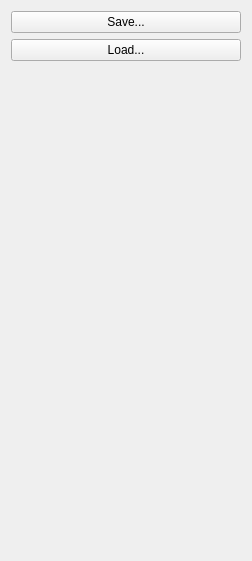
First picture: the form in choreditorwidget.ui, repository PavelMr/skytechx, before the edit.
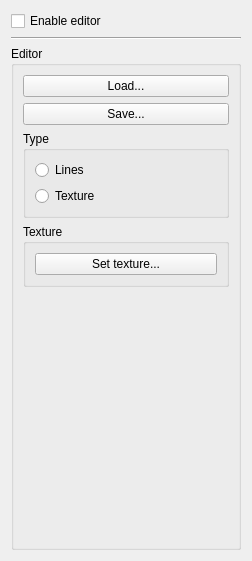
Second picture: the form after the edit.

The edit to the form file:
```diff
--- a/choreditorwidget.ui
+++ b/choreditorwidget.ui
@@ -17,12 +17,27 @@
    <item>
     <layout class="QVBoxLayout" name="verticalLayout">
      <item>
-      <widget class="QPushButton" name="pushButton_2">
+      <widget class="QCheckBox" name="checkBox">
        <property name="text">
-        <string>Save...</string>
+        <string>Enable editor</string>
        </property>
       </widget>
      </item>
+     <item>
+      <widget class="Line" name="line_2">
+       <property name="orientation">
+        <enum>Qt::Horizontal</enum>
+       </property>
+      </widget>
+     </item>
+     <item>
+      <widget class="QGroupBox" name="groupBox_3">
+       <property name="title">
+        <string>Editor</string>
+       </property>
+       <layout class="QVBoxLayout" name="verticalLayout_9">
+        <item>
+         <layout class="QVBoxLayout" name="verticalLayout_8">
      <item>
       <widget class="QPushButton" name="pushButton">
        <property name="text">
@@ -30,6 +45,60 @@
        </property>
       </widget>
      </item>
+          <item>
+           <widget class="QPushButton" name="pushButton_2">
+            <property name="text">
+             <string>Save...</string>
+            </property>
+           </widget>
+          </item>
+          <item>
+           <widget class="QGroupBox" name="groupBox_2">
+            <property name="title">
+             <string>Type</string>
+            </property>
+            <layout class="QVBoxLayout" name="verticalLayout_7">
+             <item>
+              <layout class="QVBoxLayout" name="verticalLayout_6">
+               <item>
+                <widget class="QRadioButton" name="radioButton">
+                 <property name="text">
+                  <string>Lines</string>
+                 </property>
+                </widget>
+               </item>
+               <item>
+                <widget class="QRadioButton" name="radioButton_2">
+                 <property name="text">
+                  <string>Texture</string>
+                 </property>
+                </widget>
+               </item>
+              </layout>
+             </item>
+            </layout>
+           </widget>
+          </item>
+          <item>
+           <widget class="QGroupBox" name="groupBox">
+            <property name="title">
+             <string>Texture</string>
+            </property>
+            <layout class="QVBoxLayout" name="verticalLayout_5">
+             <item>
+              <layout class="QVBoxLayout" name="verticalLayout_4">
+               <item>
+                <widget class="QPushButton" name="pushButton_3">
+                 <property name="text">
+                  <string>Set texture...</string>
+                 </property>
+                </widget>
+               </item>
+              </layout>
+             </item>
+            </layout>
+           </widget>
+          </item>
      <item>
       <spacer name="verticalSpacer">
        <property name="orientation">
@@ -42,6 +111,11 @@
         </size>
        </property>
       </spacer>
+          </item>
+         </layout>
+        </item>
+       </layout>
+      </widget>
      </item>
     </layout>
    </item>
```
Lines whose indentation alone changed are shown as unchanged.
